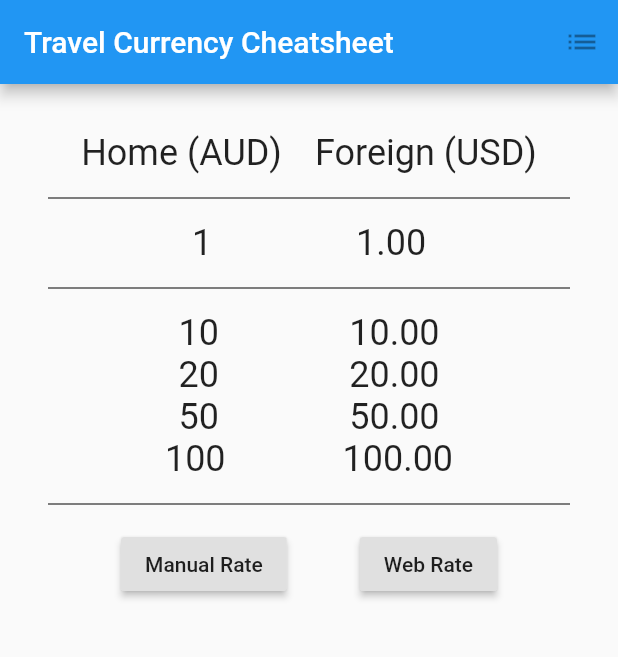
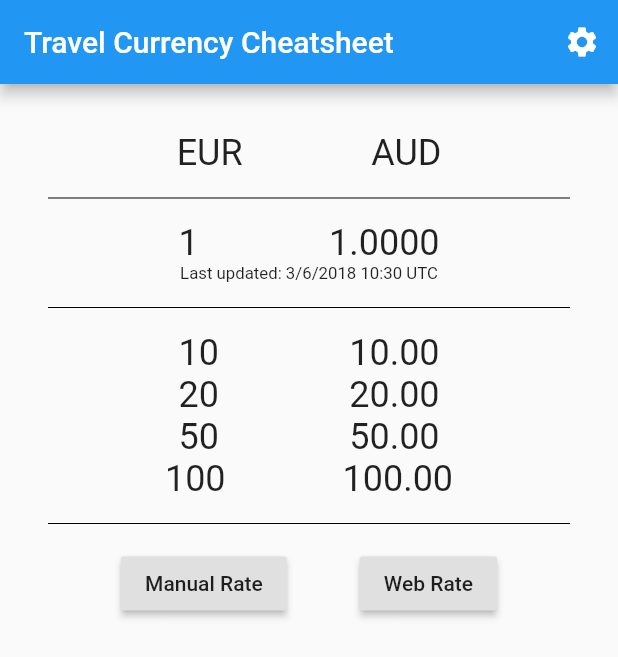
Before and after one commit to prenexus/flutter-sandbox, a Flutter app: the screen it shows after launch, after a tap on "Web Rate", on a phone screen of 412 x 824 dp. Shown: the top 657 px of the screen. Run offline on Flutter 3.47's test engine with Material 2 defaults, Android fonts, the phone set to English and light mode, and no system bars; our stand-ins replace shared_preferences; network calls fail.

Commit message:
Sunday lunch

```diff
--- a/lib/main.dart
+++ b/lib/main.dart
@@ -1,12 +1,19 @@
+// Issues :-
+// Reading preferences on startup doesnt refresh the screen and get the currencies correctly
+// Manual data entry isnt working
+
+//To do - list currencies
+// Query currencies from site on startup
+// Choose base currency
+// Choose conversion currency
+
+
 import 'package:flutter/material.dart';
 import 'dart:io';
+import 'dart:convert' show utf8, json;
 import 'dart:async';
-import 'dart:convert' show utf8, json;
+import 'package:shared_preferences/shared_preferences.dart';
 
-//To do - list currencies
-// Query currencies from site
-// Choose base currency
-// Choose conversion currency
 
 void main() {
   runApp(new MaterialApp(
@@ -19,12 +26,77 @@ class MyApp extends StatefulWidget {
   MyAppState createState() => new MyAppState();
 }
 
+class HomeCurrencyPage extends StatelessWidget {
+  @override
+  Widget build(BuildContext context) {
+    return new Scaffold(
+        appBar: new AppBar(
+          title: new Text("Home Currency"),
+        ),
+        body:
+        new ListView(
+          children: <Widget>[
+            new ListTile(
+                title: new Text("AUD"),
+                onTap: () {
+
+                }
+            )
+          ],
+        )
+    );
+
+
+  }
+}
+
+class SettingsPage extends StatelessWidget{
+  @override
+  Widget build(BuildContext context)
+  {
+    return new Scaffold(
+    appBar: new AppBar(
+        title: new Text("Settings"),
+      ),
+    body:
+    new ListView(
+            children: <Widget>[
+              new ListTile(
+                  leading: new Icon(Icons.attach_money),
+                  title: new Text ("Home Currency"),
+                onTap: ()
+                  {
+                     // Push currency list
+                      Navigator.push(
+                        context,
+                        new MaterialPageRoute(builder: (context) => new HomeCurrencyPage()),
+                      );
+                    },
+
+              ),
+              new ListTile(
+                  leading: new Icon(Icons.attach_money),
+                  title: new Text ("Away Currency"),
+                  onTap: ()
+                  {
+                    // Pick currency list
+                  }
+              ),
+            ],
+          ),
+    );
+
+  }
+}
+
+
 class MyAppState extends State<MyApp> {
   final _biggerFont = const TextStyle(fontSize: 24.0);
   double _exchangeRate = 1.0;
-  var _fromCurrency = 'AUD';
-  var _toCurrency = 'USD';
+  var _fromCurrency = 'AUD' ;
+  var _toCurrency  = 'AUD';
 
+  var _lastUpdated = new DateTime.now();
 
   var amount1 = 1;
   var amount2 = 10;
@@ -32,33 +104,50 @@ class MyAppState extends State<MyApp> {
   var amount4 = 50;
   var amount5 = 100;
 
+  //Future<Null>
+  _readPrefs() async {
+  // Open the shared preferences and find our currencies.
+     SharedPreferences prefs = await SharedPreferences.getInstance();
+    _fromCurrency = (prefs.getString('fromCurrency') ?? 'EUR');
+    _toCurrency = (prefs.getString('toCurrency')?? 'AUD');
+  }
+
+  _savePrefs(var homeOrAway, var currency) async {
+    // Save the preferences as required
+    SharedPreferences prefs = await SharedPreferences.getInstance();
+    prefs.setString(homeOrAway, currency);
+  }
+
   _getExchangeRate() async {
     // Get the exchange rate from free.currencyconverterapi.com
     // query = from_to . e.g AUD_USD
     // Returns a double value
-    var fromToCurrecy = _fromCurrency + "_" + _toCurrency;
+    SharedPreferences prefs = await SharedPreferences.getInstance();
+    _fromCurrency = (prefs.getString('fromCurrency') ?? 'EUR');
+    _toCurrency = (prefs.getString('toCurrency')?? 'AUD');
+
+    var fromToCurrency = _fromCurrency + "_" + _toCurrency;
 
     var url = 'https://free.currencyconverterapi.com/api/v5/convert?q=' +
-        fromToCurrecy;
+        fromToCurrency;
     var httpClient = new HttpClient();
 
-    var result;
     try {
       var request = await httpClient.getUrl(Uri.parse(url));
       var response = await request.close();
       if (response.statusCode == HttpStatus.OK) {
-        print('Status OK');
         var jsonString = await response.transform(utf8.decoder).join();
         print(jsonString);
         Map<String, dynamic> decodedMap = json.decode(jsonString);
-        _exchangeRate = decodedMap['results'][fromToCurrecy]['val'];
-        print(decodedMap['results'][fromToCurrecy]['val']);
+        _exchangeRate = decodedMap['results'][fromToCurrency]['val'];
+        print(decodedMap['results'][fromToCurrency]['val']);
+        _lastUpdated = new DateTime.now();
       } else {
-        result =
-        'Error getting API data address:\nHttp status ${response.statusCode}';
+        print ('Error getting API data address:\nHttp status ${response.statusCode}');
       }
     } catch (exception) {
-      result = 'Failed getting API data';
+      print ('Failed getting API data');
+      print (exception.toString());
     }
 
     // If the widget was removed from the tree while the message was in flight,
@@ -72,27 +161,41 @@ class MyAppState extends State<MyApp> {
     });
   }
 
+  //Run this at app startup
+  @override
+  void initState(){
+    super.initState();
+    _readPrefs();
+  }
+
   @override
   Widget build(BuildContext context) {
     return new Scaffold (
       appBar: new AppBar(
         title: new Text('Travel Currency Cheatsheet'),
         actions: <Widget>[
-          new IconButton(icon: new Icon(Icons.list),), //onPressed: null ),
-        ],
+          new IconButton(
+            icon: new Icon(Icons.settings),
+            onPressed: ()
+              {
+                Navigator.push(
+                  context,
+                  new MaterialPageRoute(builder: (context) => new SettingsPage()),
+                );
+              },
+            ),
+          ],
       ),
 
       body: _buildScreen(),
     );
   }
 
-  double _rate = 0.00;
-  double _usdamount = 100.00;
-
   void _onPressed() {
     setState(() {
       _exchangeRate = double.parse(_controller.text);
       print(_exchangeRate);
+      print ('Last updated is' + _lastUpdated.toString());
     }
     );
   }
@@ -115,8 +218,6 @@ class MyAppState extends State<MyApp> {
     //new Text('Caption', style: textTheme.caption),
     //new Text('BUTTON', style: textTheme.button),
 
-
-
     return new Container(
       padding: new EdgeInsets.all(32.0),
       child: new Column(
@@ -128,13 +229,13 @@ class MyAppState extends State<MyApp> {
               children: <Widget>[
                 new Column(
                   children: <Widget>[
-                    new Text('Home (' + _fromCurrency + ')',style: textTheme.headline),
+                    new Text( _fromCurrency ,style: textTheme.headline),
                   ],
                 ),
 
                 new Column(
                   children: <Widget>[
-                    new Text('Foreign (' + _toCurrency + ')', style: textTheme.headline),
+                    new Text( _toCurrency , style: textTheme.headline),
                   ],
                 )
 
@@ -173,13 +274,32 @@ class MyAppState extends State<MyApp> {
 
                 new Column(
                   children: <Widget>[
-                    new Text((amount1 *_exchangeRate).toStringAsFixed(2), style:_biggerFont),
+                    new Text((amount1 *_exchangeRate).toStringAsFixed(4), style:_biggerFont),
                   ],
                 )
 
               ],
 
             ),
+
+
+            new Row(
+              // Last update text
+              mainAxisAlignment: MainAxisAlignment.spaceEvenly,
+              children: <Widget>[
+
+                new Text('Last updated: ' +
+                    _lastUpdated.day.toString() + '/' +
+                    _lastUpdated.month.toString() + '/' +
+                    _lastUpdated.year.toString() + ' ' +
+                    _lastUpdated.hour.toString() + ':' +
+                    _lastUpdated.minute.toString() + ' ' +
+                    _lastUpdated.timeZoneName.toString()
+                    ,textScaleFactor: .8),
+
+              ],
+            ),
+
 
             new Divider(height: 32.0, color: Colors.black),
 
--- a/pubspec.yaml
+++ b/pubspec.yaml
@@ -5,15 +5,17 @@ dependencies:
   flutter:
     sdk: flutter
 
+
   # The following adds the Cupertino Icons font to your application.
   # Use with the CupertinoIcons class for iOS style icons.
   cupertino_icons: ^0.1.0
   english_words: ^3.1.0
+  shared_preferences: ^0.4.2
+  intl:
 
 dev_dependencies:
   flutter_test:
     sdk: flutter
-
 
 # For information on the generic Dart part of this file, see the
 # following page: https://www.dartlang.org/tools/pub/pubspec
```
